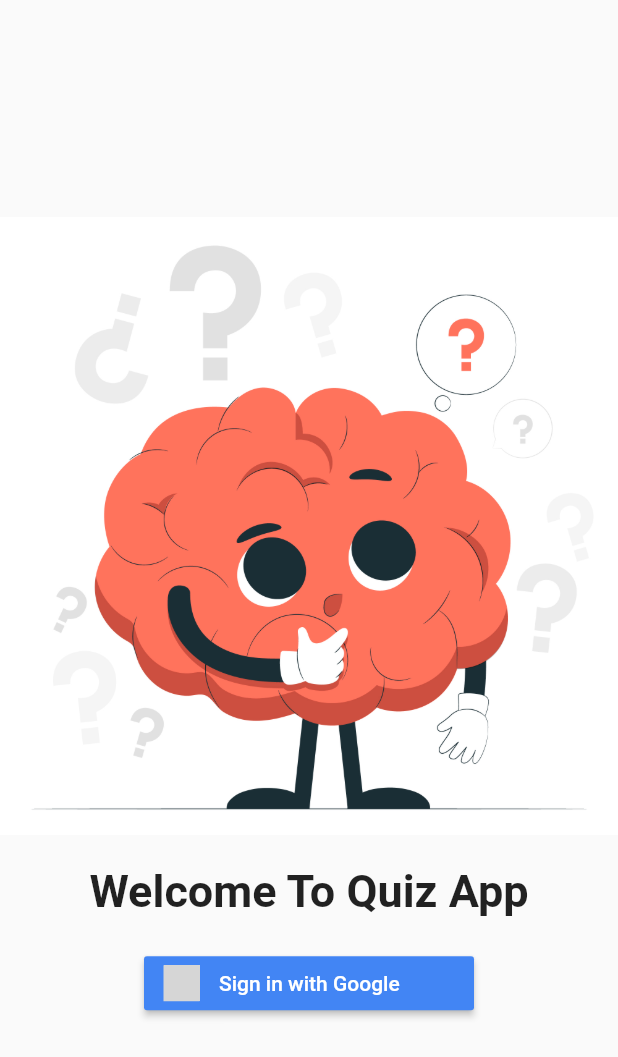
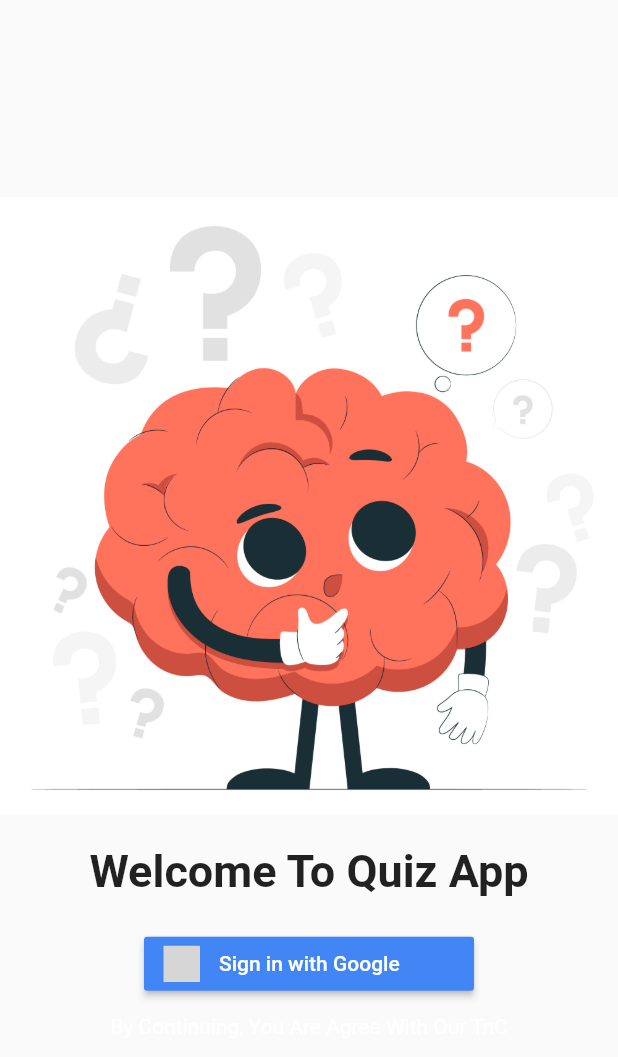
Before and after one commit to YuvrajSingh3110/Flutter_Quiz_App, a Flutter app: the screen it shows after launch, on a phone screen of 412 x 824 dp. Shown: the top 1057 px of the screen. Run offline on Flutter 3.47's test engine with Material 2 defaults, Android fonts, the phone set to English and light mode, and no system bars; drawn by our look-alikes of overlay_support; our stand-ins replace carousel_slider, cloud_firestore, confetti, firebase_auth, firebase_core, flutter_signin_button and 3 more; accounts and stored records are empty; grey boxes are pictures that could not be loaded.

Commit message:
Fixed some bugs

```diff
--- a/lib/main.dart
+++ b/lib/main.dart
@@ -25,7 +25,9 @@ class _MyAppState extends State<MyApp> {
   getLoggedinState() async{
     await LocalDB.getUserId().then((value) {
       setState(() {
-        isLogin = value.toString() != "null";
+        if(value.toString() != "null"){
+          isLogin = true;
+        }
       });
     });
   }
@@ -44,7 +46,7 @@ class _MyAppState extends State<MyApp> {
       child: MaterialApp(
         debugShowCheckedModeBanner: false,
         title: 'Flutter Demo',
-        home: isLogin ? Home() : Login(),
+        home: isLogin ? const Home() : const Login(),
       ),
     );
   }
--- a/lib/services/auth.dart
+++ b/lib/services/auth.dart
@@ -27,7 +27,7 @@ Future<User?> signInWithGoogle() async {
     final User? currentUser = await _auth.currentUser;
     assert(currentUser!.uid == user!.uid);
     await FireDB().createNewUser(user!.displayName.toString(),user.email.toString(), user.photoURL.toString(), user.uid.toString());
-    await LocalDB.saveUserId(user.uid);
+    await LocalDB.saveUserId(user.uid.toString());
     await LocalDB.saveName(user.displayName.toString());
     await LocalDB.saveUrl(user.photoURL.toString());
 
--- a/lib/services/localdb.dart
+++ b/lib/services/localdb.dart
@@ -1,7 +1,7 @@
 import 'package:shared_preferences/shared_preferences.dart';
 
 class LocalDB{
-  static const uidkey = "nigeagfogwwab";
+  static const uidkey = "";
   static const lKey = "iiawbbuevbndmvbds";
   static const mKey = "huiuigpauwe";
   static const rKey = "bhuavbkhvbhdsv";
--- a/lib/services/quizBusiness.dart
+++ b/lib/services/quizBusiness.dart
@@ -3,13 +3,13 @@ import 'package:quiz_app/services/localdb.dart';
 
 class quizBusiness{
   static Future<bool> buyQuiz({required int quizPrice, required String quizId}) async{
-    late String userId;
+    late String? userId;
     bool enoughMoney = false;
     await LocalDB.getUserId().then((uID) {
-      userId = uID!;
+      userId = uID;
     });
     await FirebaseFirestore.instance.collection("User").doc(userId).get().then((user) {
-      if(quizPrice <= user.data()!["money"]){
+      if(quizPrice <= int.parse(user.data()!["money"])){
         enoughMoney = true;
       }
     });
--- a/lib/views/login.dart
+++ b/lib/views/login.dart
@@ -3,9 +3,7 @@ import 'package:flutter_signin_button/flutter_signin_button.dart';
 import 'package:internet_connection_checker/internet_connection_checker.dart';
 import 'package:overlay_support/overlay_support.dart';
 import 'package:quiz_app/services/auth.dart';
-import 'package:quiz_app/services/internetConnection.dart';
 import 'package:quiz_app/views/home.dart';
-import '../services/localdb.dart';
 
 class Login extends StatefulWidget {
   const Login({Key? key}) : super(key: key);
@@ -21,7 +19,7 @@ class _LoginState extends State<Login> {
     super.initState();
     //if status of internet changes
     InternetConnectionChecker().onStatusChange.listen((status) {
-      final connected = status == InternetConnectionStatus;
+      final connected = status == InternetConnectionStatus.connected;
       showSimpleNotification(
           Text(connected
               ? "Connected To Internet"
@@ -56,8 +54,10 @@ class _LoginState extends State<Login> {
               ),
               SignInButton(Buttons.GoogleDark, onPressed: () async {
                 await signInWithGoogle();
-                Navigator.pushReplacement(context, MaterialPageRoute(builder: (BuildContext context) => Home()));
+                Navigator.pushReplacement(context, MaterialPageRoute(builder: (BuildContext context) => const Home()));
               }),
+              const SizedBox(height: 10,),
+              const Text("By Continuing, You Are Agree With Our TnC" , style: TextStyle(color: Colors.white),)
             ],
           ),
         ),
```
